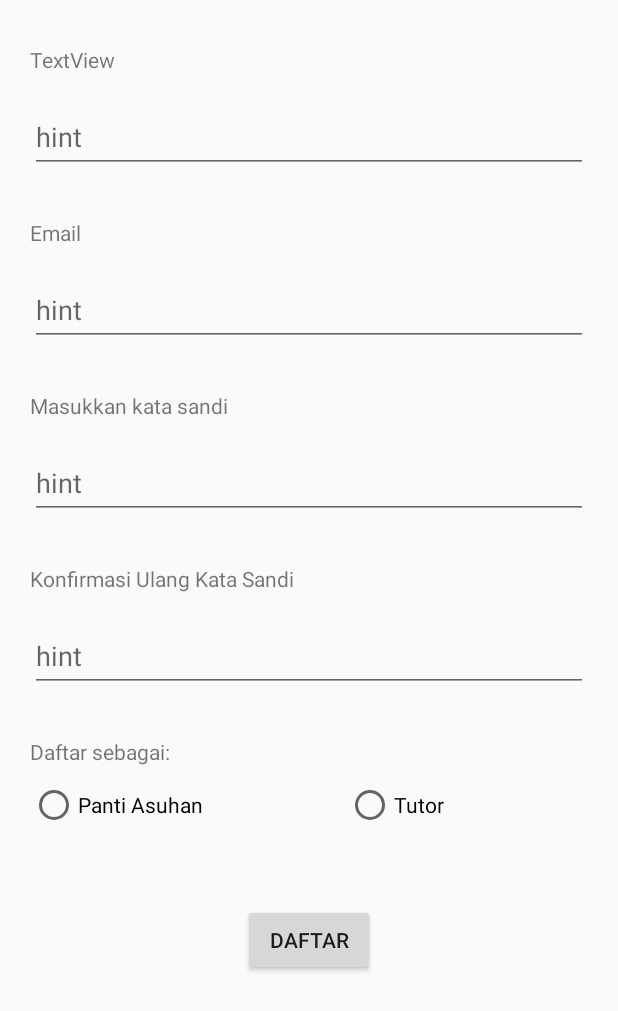
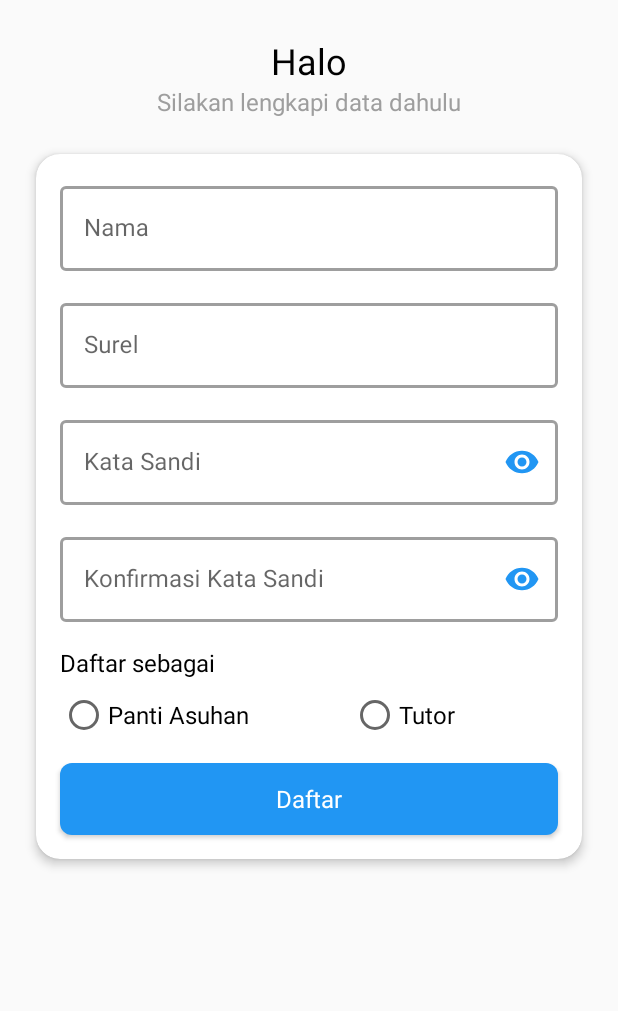
Before and after one commit to nurazizah2471/D-Orphan, an Android app: the RegisterFragment screen opened through its navigation route, on a phone screen of 412 x 824 dp. Shown: the top 1011 px of the screen. Run offline under Robolectric (Android 15) with nearby library versions, the phone set to English and light mode, and no system bars; our stand-ins replace navigation-ui; Roboto replaces fonts that are not available here.

Commit message:
register frontend

```diff
--- a/app/src/main/java/com/example/phys8/Views/Fragments/RegisterFragment.java
+++ b/app/src/main/java/com/example/phys8/Views/Fragments/RegisterFragment.java
@@ -3,20 +3,17 @@ package com.example.phys8.Views.Fragments;
 import android.app.AlertDialog;
 import android.content.DialogInterface;
 import android.os.Bundle;
+import android.view.LayoutInflater;
+import android.view.View;
+import android.view.ViewGroup;
+import android.widget.Button;
+import android.widget.RadioGroup;
+import android.widget.Toast;
 
 import androidx.annotation.NonNull;
 import androidx.annotation.Nullable;
 import androidx.fragment.app.Fragment;
 import androidx.lifecycle.ViewModelProvider;
-import androidx.navigation.Navigation;
-
-import android.view.LayoutInflater;
-import android.view.View;
-import android.view.ViewGroup;
-import android.widget.Button;
-import android.widget.ProgressBar;
-import android.widget.RadioGroup;
-import android.widget.Toast;
 
 import com.example.phys8.R;
 import com.example.phys8.ViewModels.RegisterViewModel;
@@ -76,8 +73,7 @@ public class RegisterFragment extends Fragment {
         return inflater.inflate(R.layout.fragment_register, container, false);
     }
 
-    private TextInputLayout til_email_fragment_register, til_password_fragment_register, til_password_confirmation_fragment_register,
-            til_name_fragment_register;
+    private TextInputLayout til_nama_fragment_register, til_surel_fragment_register, til_kata_sandi_fragment_register, til_konfirmasi_kata_sandi_fragment_register;
     private Button btn_daftar_fragment_register;
     private RegisterViewModel registerViewModel;
     private RadioGroup rg_type_user_fragment_register;
@@ -86,13 +82,13 @@ public class RegisterFragment extends Fragment {
     @Override
     public void onViewCreated(@NonNull View view, @Nullable Bundle savedInstanceState) {
         super.onViewCreated(view, savedInstanceState);
-            initial(view);
-            rg_type_user_change();
-            registerProccess();
+        initial(view);
+        rg_type_user_change();
+        registerProccess();
     }
 
-    private void rg_type_user_change(){
-        rg_type_user_fragment_register.setOnCheckedChangeListener(new RadioGroup.OnCheckedChangeListener(){
+    private void rg_type_user_change() {
+        rg_type_user_fragment_register.setOnCheckedChangeListener(new RadioGroup.OnCheckedChangeListener() {
 
             @Override
             public void onCheckedChanged(RadioGroup group, int checkedId) {
@@ -108,31 +104,32 @@ public class RegisterFragment extends Fragment {
             }
         });
     }
-    private void registerProccess(){
+
+    private void registerProccess() {
         btn_daftar_fragment_register.setOnClickListener(new View.OnClickListener() {
             @Override
             public void onClick(View view) {
 
-                AlertDialog.Builder alert= new AlertDialog.Builder(getActivity());
+                AlertDialog.Builder alert = new AlertDialog.Builder(getActivity());
                 alert.setTitle("Konfirmasi");
                 alert.setMessage("Data akan disimpan. Apakah kamu yakin?");
                 alert.setPositiveButton("Yes", new DialogInterface.OnClickListener() {
                     @Override
                     public void onClick(DialogInterface dialog, int which) {
-                        objEmailRegister = til_email_fragment_register.getEditText().getText().toString().trim();
-                        objPassRegister = til_password_fragment_register.getEditText().getText().toString().trim();
-                        objPassConfirmationRegister = til_password_confirmation_fragment_register.getEditText().getText().toString().trim();
-                        objName = til_name_fragment_register.getEditText().getText().toString().trim();
+                        objName = til_nama_fragment_register.getEditText().getText().toString().trim();
+                        objEmailRegister = til_surel_fragment_register.getEditText().getText().toString().trim();
+                        objPassRegister = til_kata_sandi_fragment_register.getEditText().getText().toString().trim();
+                        objPassConfirmationRegister = til_konfirmasi_kata_sandi_fragment_register.getEditText().getText().toString().trim();
 
-                        if (objEmailRegister != null && objPassRegister != null && objPassConfirmationRegister != null && objTypeUser != null && objName != null){
+                        if (objEmailRegister != null && objPassRegister != null && objPassConfirmationRegister != null && objTypeUser != null && objName != null) {
                             registerViewModel.register(objEmailRegister, objPassRegister, objPassConfirmationRegister, Integer.valueOf(objTypeUser), objName).observe(RegisterFragment.this.requireActivity(), register -> {
                                 if (register != null) {
-                                        Toast.makeText(RegisterFragment.this.requireActivity(), register.getStatus(), Toast.LENGTH_SHORT).show();
+                                    Toast.makeText(RegisterFragment.this.requireActivity(), register.getStatus(), Toast.LENGTH_SHORT).show();
                                 } else {
                                     Toast.makeText(RegisterFragment.this.requireActivity(), "Terjadi kesalahan", Toast.LENGTH_SHORT).show();
                                 }
                             });
-                    }
+                        }
                     }
                 });
                 alert.setNegativeButton("No", new DialogInterface.OnClickListener() {
@@ -147,10 +144,10 @@ public class RegisterFragment extends Fragment {
     }
 
     private void initial(View view) {
-        til_email_fragment_register = getActivity().findViewById(R.id.til_email_fragment_register);
-        til_password_fragment_register = getActivity().findViewById(R.id.til_password_fragment_register);
-        til_password_confirmation_fragment_register = getActivity().findViewById(R.id.til_password_confirmation_fragment_register);
-        til_name_fragment_register = getActivity().findViewById(R.id.til_name_fragment_register);
+        til_surel_fragment_register = getActivity().findViewById(R.id.til_surel_fragment_register);
+        til_kata_sandi_fragment_register = getActivity().findViewById(R.id.til_kata_sandi_fragment_register);
+        til_konfirmasi_kata_sandi_fragment_register = getActivity().findViewById(R.id.til_konfirmasi_kata_sandi_fragment_register);
+        til_nama_fragment_register = getActivity().findViewById(R.id.til_nama_fragment_register);
 
         btn_daftar_fragment_register = view.findViewById(R.id.btn_daftar_fragment_register);
         rg_type_user_fragment_register = view.findViewById(R.id.rg_type_user_fragment_register);
--- a/app/src/main/res/layout/fragment_register.xml
+++ b/app/src/main/res/layout/fragment_register.xml
@@ -21,135 +21,180 @@
             android:layout_height="match_parent">
 
             <TextView
-                android:id="@+id/textView6"
+                android:id="@+id/txt_halo_fragment_register"
+                style="@style/D_OrphanTextView.Headline"
                 android:layout_width="wrap_content"
                 android:layout_height="wrap_content"
-                android:layout_marginTop="30dp"
-                android:text="TextView"
-                app:layout_constraintStart_toStartOf="@+id/til_name_fragment_register"
+                android:layout_marginTop="24dp"
+                android:text="Halo"
+                android:textColor="@color/black"
+                app:layout_constraintEnd_toEndOf="parent"
+                app:layout_constraintStart_toStartOf="parent"
                 app:layout_constraintTop_toTopOf="parent" />
 
+            <TextView
+                android:id="@+id/txt_silakan_fragment_register"
+                style="@style/D_OrphanTextView.Body"
+                android:layout_width="wrap_content"
+                android:layout_height="wrap_content"
+                android:text="Silakan lengkapi data dahulu"
+                android:textColor="@color/grey500"
+                app:layout_constraintEnd_toEndOf="parent"
+                app:layout_constraintStart_toStartOf="parent"
+                app:layout_constraintTop_toBottomOf="@+id/txt_halo_fragment_register" />
+
+            <androidx.cardview.widget.CardView
+                android:id="@+id/cv_fragment_register"
+                android:layout_width="0dp"
+                android:layout_height="wrap_content"
+                android:layout_marginStart="24dp"
+                android:layout_marginTop="24dp"
+                android:layout_marginEnd="24dp"
+                android:layout_marginBottom="24dp"
+                app:cardBackgroundColor="@color/white"
+                app:cardCornerRadius="16dp"
+                app:cardElevation="4dp"
+                app:cardPreventCornerOverlap="true"
+                app:layout_constraintBottom_toBottomOf="parent"
+                app:layout_constraintEnd_toEndOf="parent"
+                app:layout_constraintStart_toStartOf="parent"
+                app:layout_constraintTop_toBottomOf="@+id/txt_silakan_fragment_register">
+
+                <androidx.constraintlayout.widget.ConstraintLayout
+                    android:id="@+id/cons_cv_fragment_register"
+                    android:layout_width="match_parent"
+                    android:layout_height="match_parent">
+
                     <com.google.android.material.textfield.TextInputLayout
-                android:id="@+id/til_name_fragment_register"
+                        android:id="@+id/til_nama_fragment_register"
+                        style="@style/Widget.MaterialComponents.TextInputLayout.OutlinedBox"
                         android:layout_width="match_parent"
                         android:layout_height="wrap_content"
-                android:layout_marginStart="20dp"
-                android:layout_marginTop="10dp"
-                android:layout_marginEnd="20dp"
+                        android:layout_marginStart="16dp"
+                        android:layout_marginTop="16dp"
+                        android:layout_marginEnd="16dp"
+                        app:boxStrokeColor="@drawable/selector_states_textinputlayout"
+                        app:boxStrokeWidth="2dp"
+                        app:boxStrokeWidthFocused="3dp"
+                        app:hintTextColor="@drawable/selector_states_textinputlayout"
                         app:layout_constraintEnd_toEndOf="parent"
                         app:layout_constraintStart_toStartOf="parent"
-                app:layout_constraintTop_toBottomOf="@+id/textView6">
+                        app:layout_constraintTop_toTopOf="parent">
 
                         <com.google.android.material.textfield.TextInputEditText
+                            style="@style/D_OrphanTextView.Body"
                             android:layout_width="match_parent"
                             android:layout_height="wrap_content"
-                    android:hint="hint" />
+                            android:hint="Nama"
+                            android:inputType="text" />
                     </com.google.android.material.textfield.TextInputLayout>
 
-            <TextView
-                android:id="@+id/textView"
-                android:layout_width="wrap_content"
+                    <com.google.android.material.textfield.TextInputLayout
+                        android:id="@+id/til_surel_fragment_register"
+                        style="@style/Widget.MaterialComponents.TextInputLayout.OutlinedBox"
+                        android:layout_width="match_parent"
                         android:layout_height="wrap_content"
-                android:layout_marginTop="30dp"
-                android:text="@string/Email"
-                app:layout_constraintStart_toStartOf="@+id/til_email_fragment_register"
-                app:layout_constraintTop_toBottomOf="@+id/til_name_fragment_register" />
+                        android:layout_marginStart="16dp"
+                        android:layout_marginTop="16dp"
+                        android:layout_marginEnd="16dp"
+                        app:boxStrokeColor="@drawable/selector_states_textinputlayout"
+                        app:boxStrokeWidth="2dp"
+                        app:boxStrokeWidthFocused="3dp"
+                        app:hintTextColor="@drawable/selector_states_textinputlayout"
+                        app:layout_constraintEnd_toEndOf="parent"
+                        app:layout_constraintStart_toStartOf="parent"
+                        app:layout_constraintTop_toBottomOf="@+id/til_nama_fragment_register">
+
+                        <com.google.android.material.textfield.TextInputEditText
+                            style="@style/D_OrphanTextView.Body"
+                            android:layout_width="match_parent"
+                            android:layout_height="wrap_content"
+                            android:hint="Surel"
+                            android:inputType="textEmailAddress" />
+                    </com.google.android.material.textfield.TextInputLayout>
 
                     <com.google.android.material.textfield.TextInputLayout
-                android:id="@+id/til_email_fragment_register"
+                        android:id="@+id/til_kata_sandi_fragment_register"
+                        style="@style/Widget.MaterialComponents.TextInputLayout.OutlinedBox"
                         android:layout_width="match_parent"
                         android:layout_height="wrap_content"
-                android:layout_marginStart="20dp"
-                android:layout_marginTop="10dp"
-                android:layout_marginEnd="20dp"
+                        android:layout_marginStart="16dp"
+                        android:layout_marginTop="16dp"
+                        android:layout_marginEnd="16dp"
+                        app:boxStrokeColor="@drawable/selector_states_textinputlayout"
+                        app:boxStrokeWidth="2dp"
+                        app:boxStrokeWidthFocused="3dp"
+                        app:hintTextColor="@drawable/selector_states_textinputlayout"
                         app:layout_constraintEnd_toEndOf="parent"
                         app:layout_constraintStart_toStartOf="parent"
-                app:layout_constraintTop_toBottomOf="@+id/textView">
+                        app:layout_constraintTop_toBottomOf="@+id/til_surel_fragment_register"
+                        app:passwordToggleEnabled="true"
+                        app:passwordToggleTint="@color/blue500">
 
                         <com.google.android.material.textfield.TextInputEditText
+                            style="@style/D_OrphanTextView.Body"
                             android:layout_width="match_parent"
                             android:layout_height="wrap_content"
-                    android:hint="hint" />
+                            android:hint="Kata Sandi"
+                            android:inputType="textPassword" />
+
+                    </com.google.android.material.textfield.TextInputLayout>
+
+                    <com.google.android.material.textfield.TextInputLayout
+                        android:id="@+id/til_konfirmasi_kata_sandi_fragment_register"
+                        style="@style/Widget.MaterialComponents.TextInputLayout.OutlinedBox"
+                        android:layout_width="match_parent"
+                        android:layout_height="wrap_content"
+                        android:layout_marginStart="16dp"
+                        android:layout_marginTop="16dp"
+                        android:layout_marginEnd="16dp"
+                        app:boxStrokeColor="@drawable/selector_states_textinputlayout"
+                        app:boxStrokeWidth="2dp"
+                        app:boxStrokeWidthFocused="3dp"
+                        app:hintTextColor="@drawable/selector_states_textinputlayout"
+                        app:layout_constraintEnd_toEndOf="parent"
+                        app:layout_constraintStart_toStartOf="parent"
+                        app:layout_constraintTop_toBottomOf="@+id/til_kata_sandi_fragment_register"
+                        app:passwordToggleEnabled="true"
+                        app:passwordToggleTint="@color/blue500">
+
+                        <com.google.android.material.textfield.TextInputEditText
+                            style="@style/D_OrphanTextView.Body"
+                            android:layout_width="match_parent"
+                            android:layout_height="wrap_content"
+                            android:hint="Konfirmasi Kata Sandi"
+                            android:inputType="textPassword" />
 
                     </com.google.android.material.textfield.TextInputLayout>
 
                     <TextView
-                android:id="@+id/textView2"
+                        android:id="@+id/txt_daftar_sebagai_fragment_register"
+                        style="@style/D_OrphanTextView.Label"
                         android:layout_width="wrap_content"
                         android:layout_height="wrap_content"
-                android:layout_marginTop="30dp"
-                android:text="@string/til_password"
-                app:layout_constraintStart_toStartOf="@+id/til_password_fragment_register"
-                app:layout_constraintTop_toBottomOf="@+id/til_email_fragment_register" />
-
-            <com.google.android.material.textfield.TextInputLayout
-                android:id="@+id/til_password_fragment_register"
-                android:layout_width="0dp"
-                android:layout_height="match_parent"
-                android:layout_marginStart="20dp"
-                android:layout_marginTop="10dp"
-                android:layout_marginEnd="20dp"
-                app:layout_constraintEnd_toEndOf="parent"
-                app:layout_constraintStart_toStartOf="parent"
-                app:layout_constraintTop_toBottomOf="@+id/textView2">
-
-                <com.google.android.material.textfield.TextInputEditText
-                    android:layout_width="match_parent"
-                    android:layout_height="wrap_content"
-                    android:hint="hint" />
-            </com.google.android.material.textfield.TextInputLayout>
-
-            <TextView
-                android:id="@+id/textView4"
-                android:layout_width="wrap_content"
-                android:layout_height="wrap_content"
-                android:layout_marginTop="30dp"
-                android:text="Konfirmasi Ulang Kata Sandi"
-                app:layout_constraintStart_toStartOf="@+id/til_password_confirmation_fragment_register"
-                app:layout_constraintTop_toBottomOf="@+id/til_password_fragment_register" />
-
-            <com.google.android.material.textfield.TextInputLayout
-                android:id="@+id/til_password_confirmation_fragment_register"
-                android:layout_width="match_parent"
-                android:layout_height="wrap_content"
-                android:layout_marginStart="20dp"
-                android:layout_marginTop="10dp"
-                android:layout_marginEnd="20dp"
-                app:layout_constraintEnd_toEndOf="parent"
-                app:layout_constraintStart_toStartOf="parent"
-                app:layout_constraintTop_toBottomOf="@+id/textView4">
-
-                <com.google.android.material.textfield.TextInputEditText
-                    android:layout_width="match_parent"
-                    android:layout_height="wrap_content"
-                    android:hint="hint" />
-            </com.google.android.material.textfield.TextInputLayout>
-
-            <TextView
-                android:id="@+id/textView5"
-                android:layout_width="wrap_content"
-                android:layout_height="wrap_content"
-                android:layout_marginTop="30dp"
-                android:text="Daftar sebagai:"
+                        android:layout_marginTop="16dp"
+                        android:text="Daftar sebagai"
+                        android:textColor="@color/black"
                         app:layout_constraintStart_toStartOf="@+id/rg_type_user_fragment_register"
-                app:layout_constraintTop_toBottomOf="@+id/til_password_confirmation_fragment_register" />
+                        app:layout_constraintTop_toBottomOf="@+id/til_konfirmasi_kata_sandi_fragment_register" />
 
                     <RadioGroup
                         android:id="@+id/rg_type_user_fragment_register"
                         android:layout_width="0dp"
                         android:layout_height="wrap_content"
-                android:layout_marginStart="20dp"
 
-                android:layout_marginTop="10dp"
-                android:layout_marginEnd="20dp"
+                        android:layout_marginStart="16dp"
+                        android:layout_marginTop="8dp"
+                        android:layout_marginEnd="16dp"
                         android:orientation="horizontal"
                         app:layout_constraintEnd_toEndOf="parent"
                         app:layout_constraintHorizontal_bias="0.5"
                         app:layout_constraintStart_toStartOf="parent"
-                app:layout_constraintTop_toBottomOf="@+id/textView5">
+                        app:layout_constraintTop_toBottomOf="@+id/txt_daftar_sebagai_fragment_register">
 
                         <RadioButton
                             android:id="@+id/rg_value_panti_asuhan_fragment_register"
+                            style="@style/D_OrphanTextView.Label"
                             android:layout_width="wrap_content"
                             android:layout_height="wrap_content"
                             android:layout_weight="1"
@@ -157,6 +202,7 @@
 
                         <RadioButton
                             android:id="@+id/rg_value_tutor_fragment_register"
+                            style="@style/D_OrphanTextView.Label"
                             android:layout_width="wrap_content"
                             android:layout_height="wrap_content"
                             android:layout_weight="1"
@@ -166,16 +212,25 @@
 
                     <Button
                         android:id="@+id/btn_daftar_fragment_register"
-                android:layout_width="wrap_content"
+                        style="@style/D_OrphanTextView.Label"
+                        android:layout_width="0dp"
                         android:layout_height="wrap_content"
-                android:layout_marginTop="50dp"
-                android:layout_marginBottom="10dp"
+                        android:layout_marginStart="16dp"
+                        android:layout_marginTop="16dp"
+                        android:layout_marginEnd="16dp"
+                        android:layout_marginBottom="16dp"
+                        android:layout_weight="1"
+                        android:background="@drawable/btn_primary"
                         android:text="Daftar"
+                        android:textAllCaps="false"
+                        android:textColor="@color/white"
                         app:layout_constraintBottom_toBottomOf="parent"
                         app:layout_constraintEnd_toEndOf="parent"
                         app:layout_constraintStart_toStartOf="parent"
                         app:layout_constraintTop_toBottomOf="@+id/rg_type_user_fragment_register" />
 
                 </androidx.constraintlayout.widget.ConstraintLayout>
+            </androidx.cardview.widget.CardView>
+        </androidx.constraintlayout.widget.ConstraintLayout>
     </ScrollView>
 </androidx.constraintlayout.widget.ConstraintLayout>
```
Lines whose indentation alone changed are shown as unchanged.
